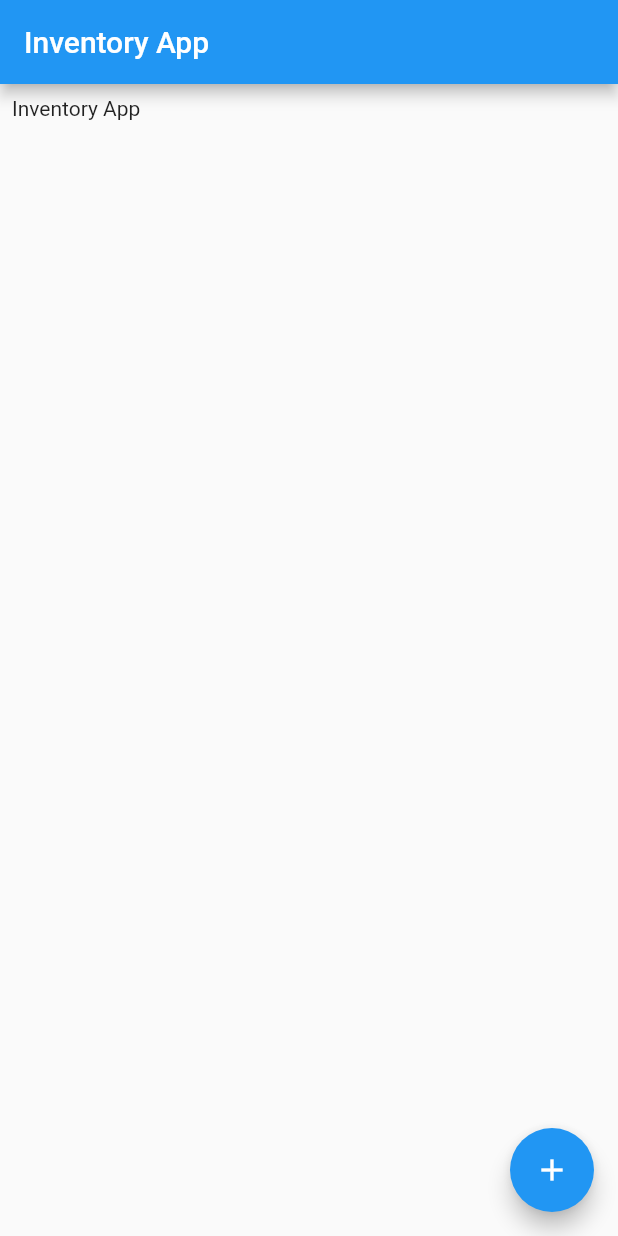
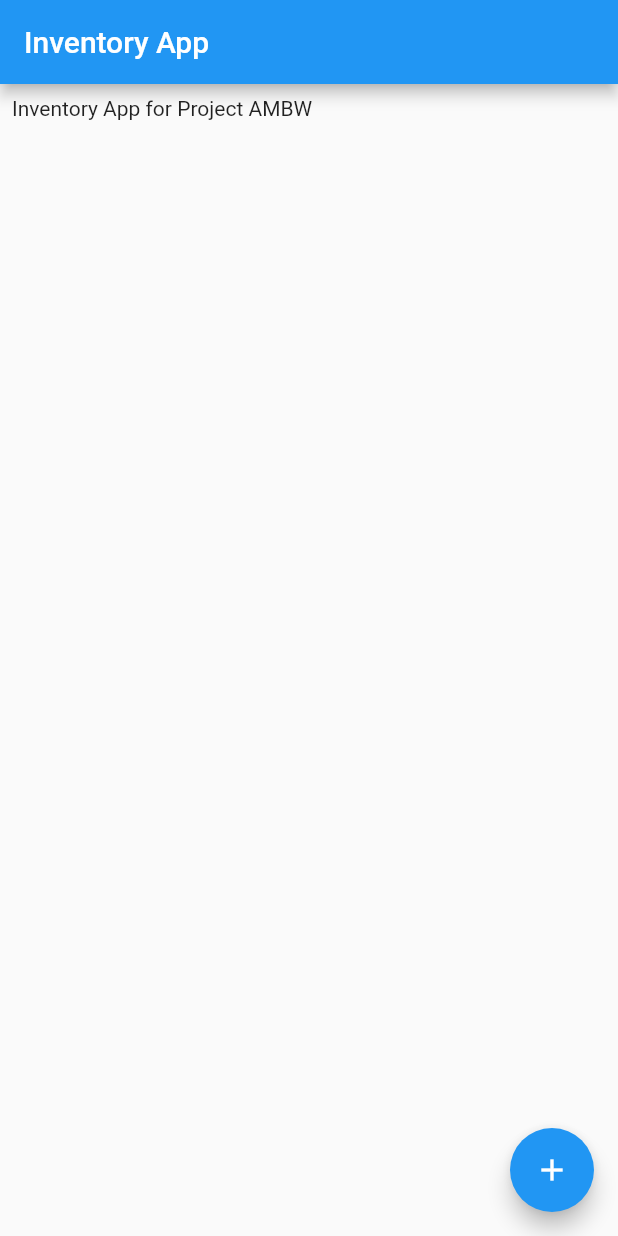
Before and after one commit to ardianasman/Aplikasi-Inventori-Android, a Flutter app: the screen it shows after launch, on a phone screen of 412 x 824 dp. Run offline on Flutter 3.47's test engine with Material 2 defaults, Android fonts, the phone set to English and light mode, and no system bars.

Commit message:
add text

```diff
--- a/project_ambw/lib/main.dart
+++ b/project_ambw/lib/main.dart
@@ -26,7 +26,7 @@ class _MyAppState extends State<MyApp> {
           margin: EdgeInsets.all(8),
           child: Column(
             children: [
-              Text("Inventory App"),
+              Text("Inventory App for Project AMBW"),
             ],
           ),
         ),
```
